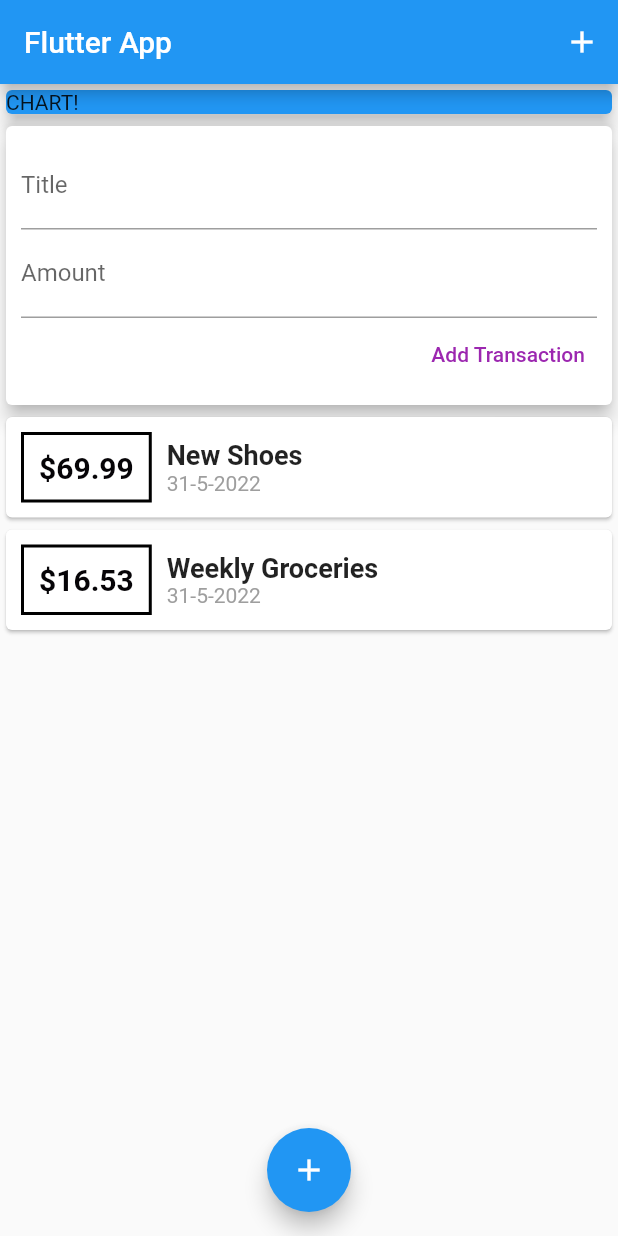
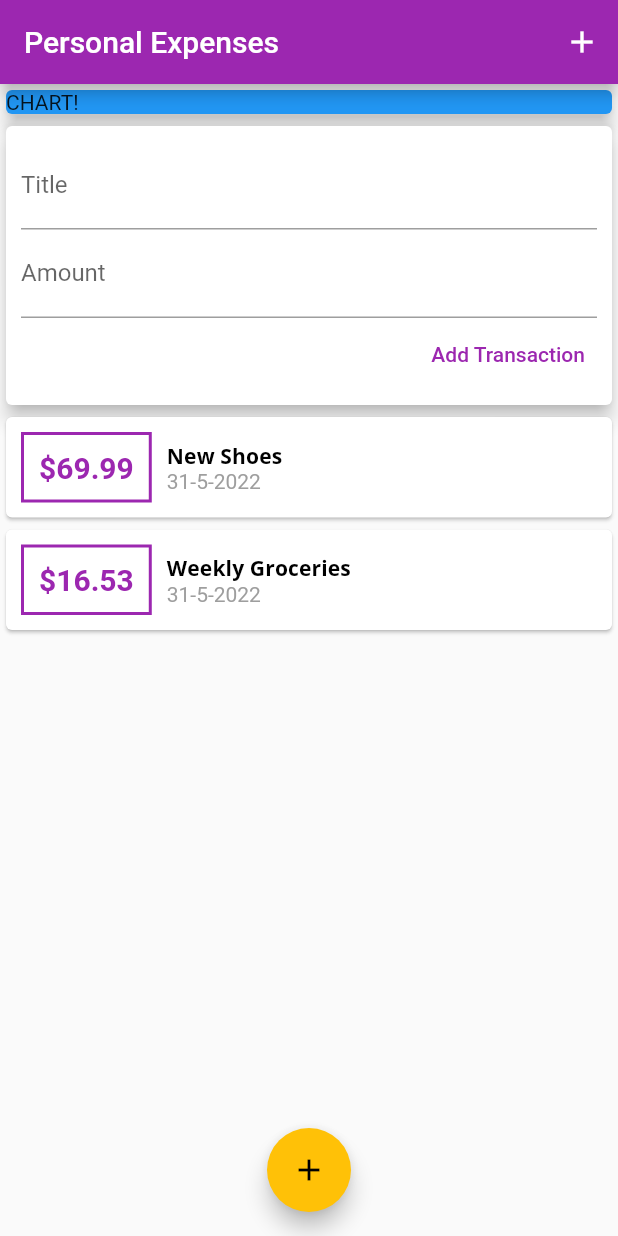
Before and after one commit to DevAnhduy/personal-expenses-app, a Flutter app: the screen it shows after launch, after a tap on "Add Transaction", on a phone screen of 412 x 824 dp. Run offline on Flutter 3.47's test engine with Material 2 defaults, Android fonts, the phone set to English and light mode, and no system bars.

Commit message:
Done[Style Theme]

```diff
--- a/lib/main.dart
+++ b/lib/main.dart
@@ -10,7 +10,15 @@ class MyApp extends StatelessWidget {
   @override
   Widget build(BuildContext context) {
     return MaterialApp(
-      title: 'Flutter App',
+      title: 'Personal Expenses',
+      theme: ThemeData(
+          primarySwatch: Colors.purple,
+          accentColor: Colors.amber,
+          fontFamily: 'Quicksand',
+          textTheme: ThemeData.light().textTheme.copyWith(
+              titleSmall: TextStyle(
+                  fontFamily: 'OpenSans', fontWeight: FontWeight.bold)),
+          appBarTheme: AppBarTheme()),
       home: MyHomePage(),
     );
   }
@@ -46,7 +54,7 @@ class _MyHomePageState extends State<MyHomePage> {
   Widget build(BuildContext context) {
     return Scaffold(
       appBar: AppBar(
-        title: Text('Flutter App'),
+        title: Text('Personal Expenses'),
         actions: [
           IconButton(
               onPressed: () => startAddNewTransaction(context),
--- a/lib/widgets/new_transaction.dart
+++ b/lib/widgets/new_transaction.dart
@@ -1,17 +1,26 @@
 import 'package:flutter/material.dart';
 
-class NewTransaction extends StatelessWidget {
+class NewTransaction extends StatefulWidget {
   final Function addTx;
-  final titleController = TextEditingController();
-  final amountController = TextEditingController();
 
   NewTransaction(this.addTx);
 
-  void submitData(String val) {
+  @override
+  State<NewTransaction> createState() => _NewTransactionState();
+}
+
+class _NewTransactionState extends State<NewTransaction> {
+  final titleController = TextEditingController();
+
+  final amountController = TextEditingController();
+
+  void submitData() {
     final enteredTitle = titleController.text;
     final enteredAmount = double.parse(amountController.text);
 
-    addTx(enteredTitle, enteredAmount);
+    widget.addTx(enteredTitle, enteredAmount);
+
+    Navigator.of(context).pop();
   }
 
   @override
@@ -26,7 +35,7 @@ class NewTransaction extends StatelessWidget {
             TextField(
               decoration: InputDecoration(labelText: 'Title'),
               controller: titleController,
-              onSubmitted: submitData,
+              onSubmitted: (_) => submitData,
               // onChanged: (val) {
               //   titleInput = val;
               // },
@@ -35,11 +44,11 @@ class NewTransaction extends StatelessWidget {
               decoration: InputDecoration(labelText: 'Amount'),
               controller: amountController,
               keyboardType: TextInputType.number,
-              onSubmitted: submitData,
+              onSubmitted: (_) => submitData(),
               // onChanged: (val) => amountInput = double.parse(val),
             ),
             TextButton(
-                onPressed: () => submitData,
+                onPressed: submitData,
                 child: Text(
                   'Add Transaction',
                   style: TextStyle(color: Colors.purple),
--- a/lib/widgets/transaction_list.dart
+++ b/lib/widgets/transaction_list.dart
@@ -22,24 +22,22 @@ class TransactionList extends StatelessWidget {
                     margin: const EdgeInsets.symmetric(
                         vertical: 10, horizontal: 10),
                     decoration: BoxDecoration(
-                        border: Border.all(color: Colors.black, width: 2)),
+                        border: Border.all(
+                            color: Theme.of(context).primaryColor, width: 2)),
                     padding: const EdgeInsets.all(10),
                     child: Text(
                       '\$${transactions[index].amount.toStringAsFixed(2)}',
                       style: const TextStyle(
                         fontWeight: FontWeight.bold,
                         fontSize: 20,
-                        color: Color.fromARGB(255, 6, 4, 7),
+                        color: Colors.purple,
                       ),
                     )),
                 Column(
                   crossAxisAlignment: CrossAxisAlignment.start,
                   children: [
-                    Text(
-                      transactions[index].title,
-                      style: const TextStyle(
-                          fontSize: 18, fontWeight: FontWeight.bold),
-                    ),
+                    Text(transactions[index].title,
+                        style: Theme.of(context).textTheme.titleSmall),
                     Text(
                       DateFormat('d-M-y').format(transactions[index].date),
                       style: const TextStyle(
--- a/lib/widgets/user_transaction.dart
+++ b/lib/widgets/user_transaction.dart
@@ -24,6 +24,8 @@ class _UserTransactionsState extends State<UserTransactions> {
   ];
 
   void _addNewTransaction(String txTitle, double txAmount) {
+    print("Check");
+
     final newTx = Transaction(
         id: DateTime.now().toString(),
         title: txTitle,
```
Also changed, not shown: pubspec.yaml (+11 -11 lines), assets/fonts/OpenSans-Bold.ttf (added), assets/fonts/OpenSans-Regular.ttf (added), assets/fonts/Quicksand-Bold.ttf (added), assets/fonts/Quicksand-Light.ttf (added), assets/fonts/Quicksand-Medium.ttf (added), assets/fonts/Quicksand-Regular.ttf (added).
